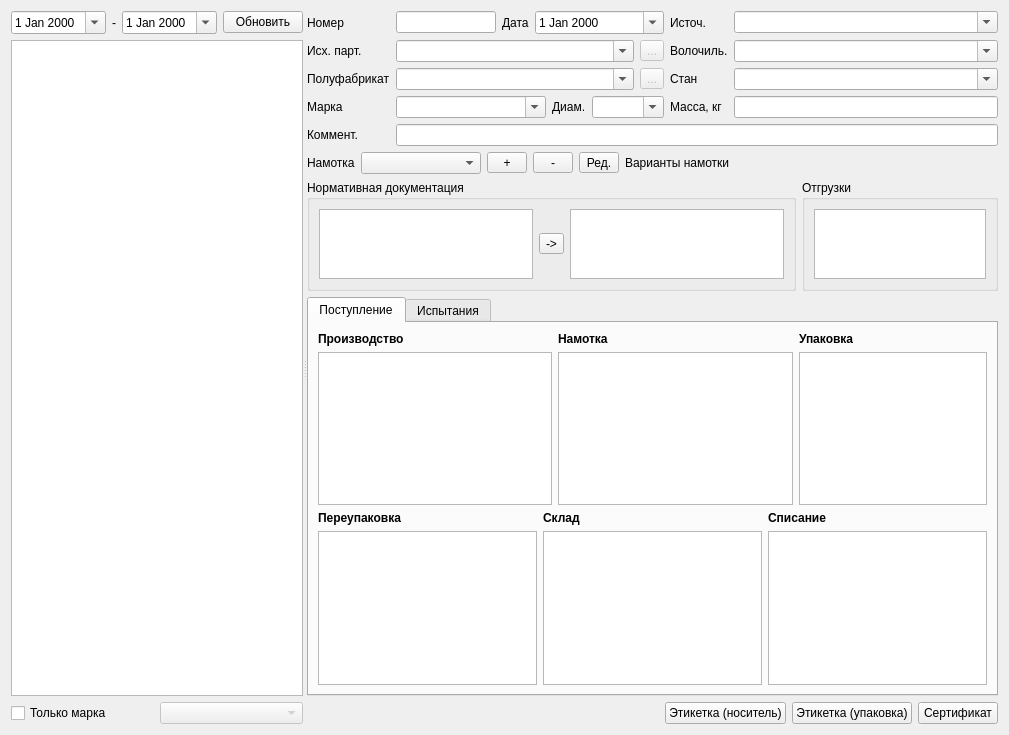
This is formpart.ui in Sergeyego/wire_pr as Qt 5 draws it before an edit. The edited form follows.
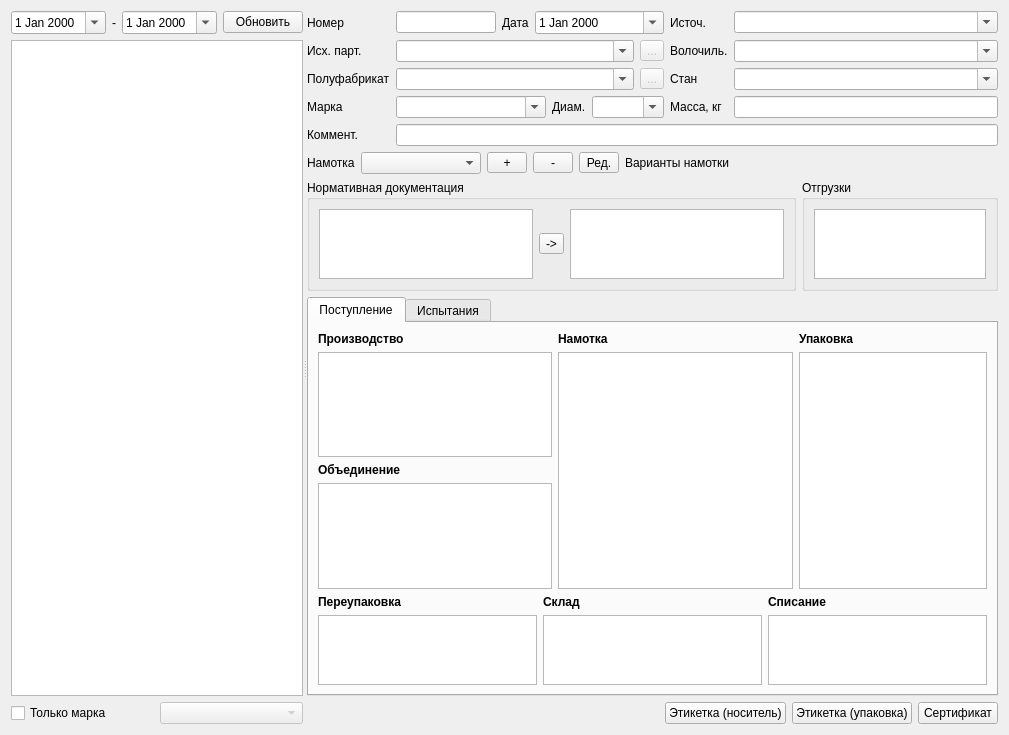
This is the edited form. Icons and pictures are not drawn. Custom widgets are drawn as their Qt base class.

```diff
--- a/formpart.ui
+++ b/formpart.ui
@@ -532,6 +532,22 @@
                <item>
                 <widget class="DbViewer" name="tableViewNam"/>
                </item>
+               <item>
+                <widget class="QLabel" name="labelUnion">
+                 <property name="font">
+                  <font>
+                   <weight>75</weight>
+                   <bold>true</bold>
+                  </font>
+                 </property>
+                 <property name="text">
+                  <string>Объединение</string>
+                 </property>
+                </widget>
+               </item>
+               <item>
+                <widget class="TableView" name="tableViewUnion"/>
+               </item>
               </layout>
              </item>
              <item>
@@ -785,8 +801,8 @@
  </widget>
  <customwidgets>
   <customwidget>
-   <class>DateEdit</class>
-   <extends>QDateEdit</extends>
+   <class>DbViewer</class>
+   <extends>QTableView</extends>
    <header>db/dbviewer.h</header>
   </customwidget>
   <customwidget>
@@ -795,8 +811,8 @@
    <header>olap/tableview.h</header>
   </customwidget>
   <customwidget>
-   <class>DbViewer</class>
-   <extends>QTableView</extends>
+   <class>DateEdit</class>
+   <extends>QDateEdit</extends>
    <header>db/dbviewer.h</header>
   </customwidget>
  </customwidgets>
```
